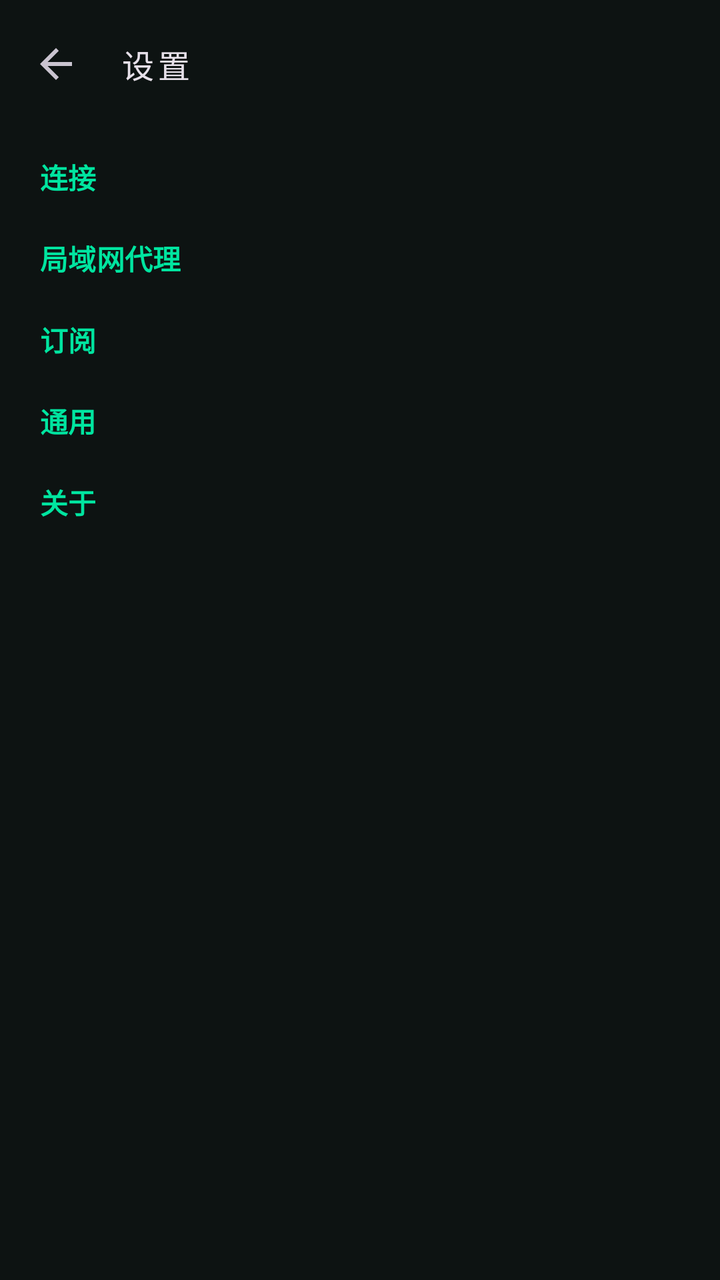
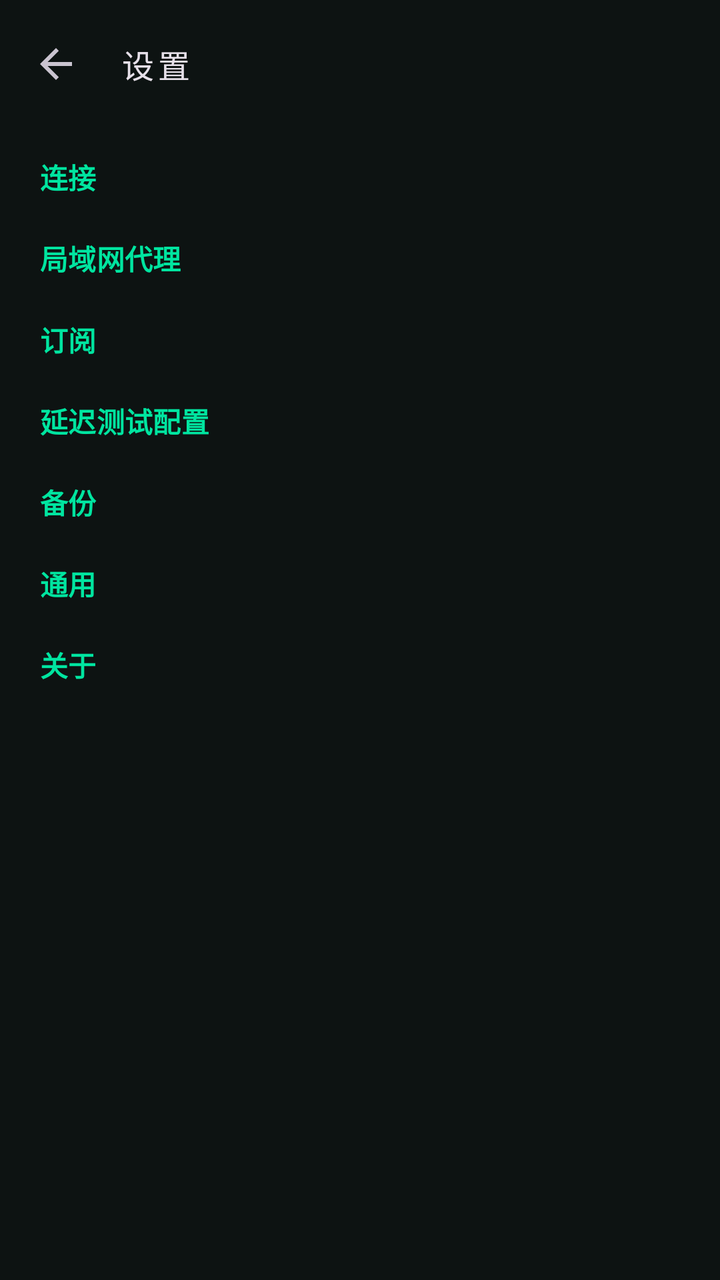

Screens rendered from an Android XML layout before and after an edit, with the pre-edit source and the edit as a unified diff.
<!-- AndroidManifest.xml: application theme Theme.TunVPN -->
<!-- res/layout/activity_settings.xml -->
<?xml version="1.0" encoding="utf-8"?>
<LinearLayout xmlns:android="http://schemas.android.com/apk/res/android"
	xmlns:app="http://schemas.android.com/apk/res-auto"
	android:orientation="vertical"
	android:layout_width="match_parent"
	android:layout_height="match_parent"
	android:background="?attr/colorSurface">
	<com.google.android.material.appbar.MaterialToolbar
		android:id="@+id/toolbar"
		android:layout_width="match_parent"
		android:layout_height="?attr/actionBarSize"
		app:navigationIcon="?attr/homeAsUpIndicator"
		app:title="@string/settings"
		app:titleTextAppearance="@style/TextAppearance.TunVPN.Toolbar"/>
	<ScrollView
		android:layout_width="match_parent"
		android:layout_height="0dp"
		android:layout_weight="1"
		android:clipToPadding="false"
		android:fillViewport="true">
		<LinearLayout
			android:orientation="vertical"
			android:layout_width="match_parent"
			android:layout_height="wrap_content"
			android:paddingLeft="16dp"
			android:paddingRight="16dp"
			android:paddingBottom="24dp">
			<TextView
				android:layout_width="match_parent"
				android:layout_height="wrap_content"
				android:paddingLeft="4dp"
				android:paddingTop="14dp"
				android:paddingBottom="6dp"
				android:text="@string/settings_group_connection"
				android:textAppearance="?attr/textAppearanceTitleSmall"
				android:textColor="?attr/colorPrimary"
				android:textStyle="bold"/>
			<com.google.android.material.card.MaterialCardView
				style="@style/Widget.TunVPN.Card"
				android:layout_width="match_parent"
				android:layout_height="wrap_content">
				<LinearLayout
					android:id="@+id/settings_group_connection"
					android:orientation="vertical"
					android:layout_width="match_parent"
					android:layout_height="wrap_content"/>
			</com.google.android.material.card.MaterialCardView>
			<TextView
				android:layout_width="match_parent"
				android:layout_height="wrap_content"
				android:paddingLeft="4dp"
				android:paddingTop="14dp"
				android:paddingBottom="6dp"
				android:text="@string/settings_group_lan"
				android:textAppearance="?attr/textAppearanceTitleSmall"
				android:textColor="?attr/colorPrimary"
				android:textStyle="bold"/>
			<com.google.android.material.card.MaterialCardView
				style="@style/Widget.TunVPN.Card"
				android:layout_width="match_parent"
				android:layout_height="wrap_content">
				<LinearLayout
					android:id="@+id/settings_group_lan"
					android:orientation="vertical"
					android:layout_width="match_parent"
					android:layout_height="wrap_content"/>
			</com.google.android.material.card.MaterialCardView>
			<TextView
				android:layout_width="match_parent"
				android:layout_height="wrap_content"
				android:paddingLeft="4dp"
				android:paddingTop="14dp"
				android:paddingBottom="6dp"
				android:text="@string/settings_group_subscription"
				android:textAppearance="?attr/textAppearanceTitleSmall"
				android:textColor="?attr/colorPrimary"
				android:textStyle="bold"/>
			<com.google.android.material.card.MaterialCardView
				style="@style/Widget.TunVPN.Card"
				android:layout_width="match_parent"
				android:layout_height="wrap_content">
				<LinearLayout
					android:id="@+id/settings_group_subscription"
					android:orientation="vertical"
					android:layout_width="match_parent"
					android:layout_height="wrap_content"/>
			</com.google.android.material.card.MaterialCardView>
			<TextView
				android:layout_width="match_parent"
				android:layout_height="wrap_content"
				android:paddingLeft="4dp"
				android:paddingTop="14dp"
				android:paddingBottom="6dp"
				android:text="@string/settings_group_general"
				android:textAppearance="?attr/textAppearanceTitleSmall"
				android:textColor="?attr/colorPrimary"
				android:textStyle="bold"/>
			<com.google.android.material.card.MaterialCardView
				style="@style/Widget.TunVPN.Card"
				android:layout_width="match_parent"
				android:layout_height="wrap_content">
				<LinearLayout
					android:id="@+id/settings_group_general"
					android:orientation="vertical"
					android:layout_width="match_parent"
					android:layout_height="wrap_content"/>
			</com.google.android.material.card.MaterialCardView>
			<TextView
				android:layout_width="match_parent"
				android:layout_height="wrap_content"
				android:paddingLeft="4dp"
				android:paddingTop="14dp"
				android:paddingBottom="6dp"
				android:text="@string/settings_group_about"
				android:textAppearance="?attr/textAppearanceTitleSmall"
				android:textColor="?attr/colorPrimary"
				android:textStyle="bold"/>
			<com.google.android.material.card.MaterialCardView
				style="@style/Widget.TunVPN.Card"
				android:layout_width="match_parent"
				android:layout_height="wrap_content">
				<LinearLayout
					android:id="@+id/settings_group_about"
					android:orientation="vertical"
					android:layout_width="match_parent"
					android:layout_height="wrap_content"/>
			</com.google.android.material.card.MaterialCardView>
		</LinearLayout>
	</ScrollView>
</LinearLayout>
<!-- resources referenced by this layout -->
<resources>
  <string name="settings">设置</string>
  <string name="settings_group_about">关于</string>
  <string name="settings_group_connection">连接</string>
  <string name="settings_group_general">通用</string>
  <string name="settings_group_lan">局域网代理</string>
  <string name="settings_group_subscription">订阅</string>
  <style name="TextAppearance.TunVPN.Toolbar" parent="TextAppearance.Material3.TitleMedium">
  		<item name="fontFamily">monospace</item>
  		<item name="android:fontFamily">monospace</item>
  		<item name="android:letterSpacing">0.12</item>
  	</style>
  <style name="Widget.TunVPN.Card" parent="Widget.Material3.CardView.Outlined">
  		<item name="cardCornerRadius">18dp</item>
  		<item name="cardBackgroundColor">?attr/colorSurface</item>
  		<item name="strokeColor">?attr/colorOutline</item>
  		<item name="strokeWidth">1dp</item>
  	</style>
  <style name="Theme.TunVPN" parent="Theme.Material3.Dark.NoActionBar">
  		<item name="colorPrimary">#00E5A0</item>
  		<item name="colorOnPrimary">#060A09</item>
  		<item name="colorPrimaryContainer">#10261F</item>
  		<item name="colorOnPrimaryContainer">#6CFFD0</item>
  		<item name="colorSecondary">#00E5A0</item>
  		<item name="colorOnSecondary">#060A09</item>
  		<item name="colorSecondaryContainer">#0B2E26</item>
  		<item name="colorOnSecondaryContainer">#6CFFD0</item>
  		<item name="colorError">#FF5C7A</item>
  		<item name="colorOnError">#060A09</item>
  		<item name="colorErrorContainer">#3A1220</item>
  		<item name="colorOnErrorContainer">#FFC2CE</item>
  		<item name="android:colorBackground">#060A09</item>
  		<item name="colorSurface">#0D1312</item>
  		<item name="colorOnSurface">#E4FFF5</item>
  		<item name="colorSurfaceVariant">#131B1A</item>
  		<item name="colorOnSurfaceVariant">#7F9A93</item>
  		<item name="colorSurfaceContainer">#18221F</item>
  		<item name="colorOutline">#1F2C29</item>
  		<item name="android:statusBarColor">@android:color/transparent</item>
  		<item name="android:navigationBarColor">@android:color/transparent</item>
  		<item name="android:windowLightStatusBar">false</item>
  		<item name="android:windowBackground">#060A09</item>
  	</style>
</resources>

<!-- the commit's change to res/layout/activity_settings.xml (unified diff, before → after) -->
@@ -91,6 +91,46 @@
 				android:paddingLeft="4dp"
 				android:paddingTop="14dp"
 				android:paddingBottom="6dp"
+				android:text="@string/settings_group_latency"
+				android:textAppearance="?attr/textAppearanceTitleSmall"
+				android:textColor="?attr/colorPrimary"
+				android:textStyle="bold"/>
+			<com.google.android.material.card.MaterialCardView
+				style="@style/Widget.TunVPN.Card"
+				android:layout_width="match_parent"
+				android:layout_height="wrap_content">
+				<LinearLayout
+					android:id="@+id/settings_group_latency"
+					android:orientation="vertical"
+					android:layout_width="match_parent"
+					android:layout_height="wrap_content"/>
+			</com.google.android.material.card.MaterialCardView>
+			<TextView
+				android:layout_width="match_parent"
+				android:layout_height="wrap_content"
+				android:paddingLeft="4dp"
+				android:paddingTop="14dp"
+				android:paddingBottom="6dp"
+				android:text="@string/settings_group_backup"
+				android:textAppearance="?attr/textAppearanceTitleSmall"
+				android:textColor="?attr/colorPrimary"
+				android:textStyle="bold"/>
+			<com.google.android.material.card.MaterialCardView
+				style="@style/Widget.TunVPN.Card"
+				android:layout_width="match_parent"
+				android:layout_height="wrap_content">
+				<LinearLayout
+					android:id="@+id/settings_group_backup"
+					android:orientation="vertical"
+					android:layout_width="match_parent"
+					android:layout_height="wrap_content"/>
+			</com.google.android.material.card.MaterialCardView>
+			<TextView
+				android:layout_width="match_parent"
+				android:layout_height="wrap_content"
+				android:paddingLeft="4dp"
+				android:paddingTop="14dp"
+				android:paddingBottom="6dp"
 				android:text="@string/settings_group_general"
 				android:textAppearance="?attr/textAppearanceTitleSmall"
 				android:textColor="?attr/colorPrimary"
<!-- resource entries referenced after the edit -->
@@ -2,9 +2,11 @@
 <resources>
   <string name="settings">设置</string>
   <string name="settings_group_about">关于</string>
+  <string name="settings_group_backup">备份</string>
   <string name="settings_group_connection">连接</string>
   <string name="settings_group_general">通用</string>
   <string name="settings_group_lan">局域网代理</string>
+  <string name="settings_group_latency">延迟测试配置</string>
   <string name="settings_group_subscription">订阅</string>
   <style name="TextAppearance.TunVPN.Toolbar" parent="TextAppearance.Material3.TitleMedium">
   		<item name="fontFamily">monospace</item>
